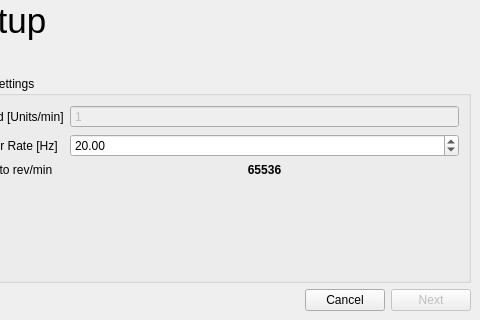
The window that src/StackedWidget.ui (CarloNicolini/Volvux) describes before a commit, drawn with Qt 5; both pictures show x 572 to 1052 and y 306 to 626 of the 1052 by 626 pixel window.
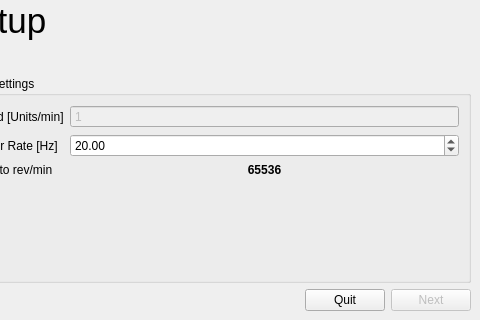
The same window after the commit. Custom widgets are drawn as their Qt base class.

Commit message: Fixed Character Set error

Diff of the .ui file:
```diff
--- a/src/StackedWidget.ui
+++ b/src/StackedWidget.ui
@@ -426,7 +426,7 @@
       <item>
        <widget class="QPushButton" name="pushButtonCancelProjector">
         <property name="text">
-         <string>Cancel</string>
+         <string>Quit</string>
         </property>
        </widget>
       </item>
```
The commit also changes 1 other file.
